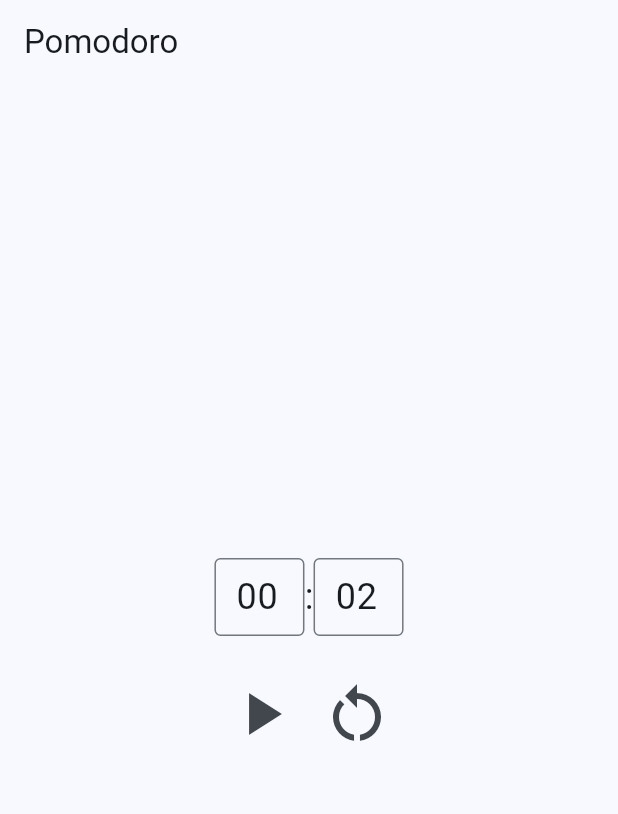
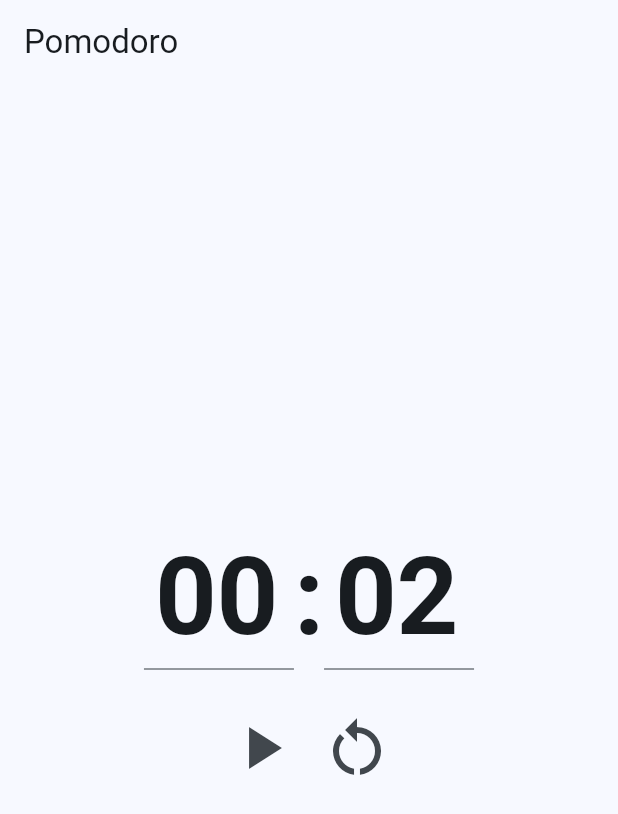
Before and after one commit to keeyank/Pomodoro, a Flutter app: the screen it shows after launch, on a phone screen of 412 x 824 dp. Shown: the top 814 px of the screen. Run offline on Flutter 3.47's test engine with Material 3 defaults, Android fonts, the phone set to English and light mode, and no system bars; our stand-ins replace audioplayers.

Commit message:
Make timer larger

```diff
--- a/lib/main.dart
+++ b/lib/main.dart
@@ -37,6 +37,12 @@
           colorScheme: ColorScheme.fromSeed(
             brightness: MediaQuery.platformBrightnessOf(context),
             seedColor: pomodoroMode.mode == Mode.focus ? Colors.lightBlue : Colors.yellow,
+          ),
+          textTheme: const TextTheme(
+            displayLarge: TextStyle(
+              fontSize: 72,
+              fontWeight: FontWeight.bold,
+            ),
           ),
         ),
         home: PomodoroPage(title: 'Pomodoro'),
@@ -170,36 +176,28 @@
           mainAxisAlignment: MainAxisAlignment.center,
           children: [
             SizedBox(
-              width: 60,
+              width: 100,
               child: TextFormField(
                 controller: _minutesController,
                 textAlign: TextAlign.center,
                 keyboardType: TextInputType.number,
-                style: TextStyle(fontSize: 24),
+                style: Theme.of(context).textTheme.displayLarge,
                 readOnly: _isTimerRunning ? true : false,
-                decoration: InputDecoration(
-                  border: OutlineInputBorder(),
-                  contentPadding: EdgeInsets.all(8),
-                ),
                 onTapOutside: (event) {
                   _updateRemainingTime();
                   FocusManager.instance.primaryFocus?.unfocus();
                 }
               ),
             ),
-            Text(':', style: TextStyle(fontSize: 24)),
+            Text(':', style: Theme.of(context).textTheme.displayLarge),
             SizedBox(
-              width: 60,
+              width: 100,
               child: TextFormField(
                 controller: _secondsController,
                 textAlign: TextAlign.center,
                 keyboardType: TextInputType.number,
-                style: TextStyle(fontSize: 24),
+                style: Theme.of(context).textTheme.displayLarge,
                 readOnly: _isTimerRunning ? true : false,
-                decoration: InputDecoration(
-                  border: OutlineInputBorder(),
-                  contentPadding: EdgeInsets.all(8),
-                ),
                 onTapOutside: (event) {
                   _updateRemainingTime();
                   FocusManager.instance.primaryFocus?.unfocus();
```
